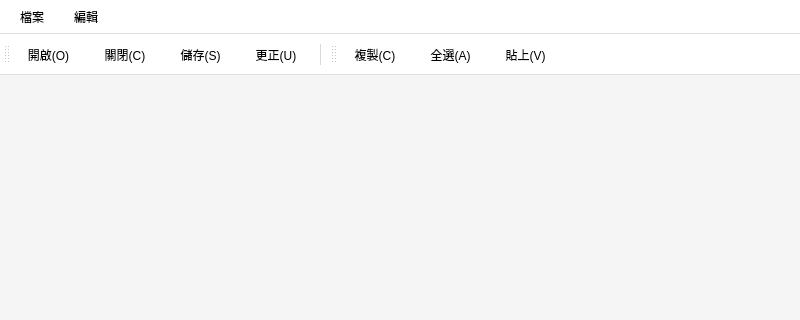
Old version of the form mainwindow.ui in the repository vesss1/DesignWindow1; both pictures show x 0 to 800 and y 0 to 320 of the 800 by 600 pixel window.
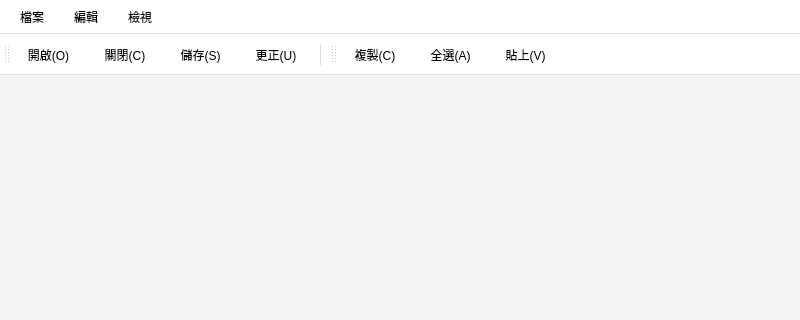
New version of the form.

Commit message: Add third menu (檢視/View) and dark mode toggle functionality

```diff
--- a/mainwindow.ui
+++ b/mainwindow.ui
@@ -99,8 +99,15 @@
     <addaction name="actionAll"/>
     <addaction name="actionPaste"/>
    </widget>
+   <widget class="QMenu" name="menu_V">
+    <property name="title">
+     <string>檢視</string>
+    </property>
+    <addaction name="actionDarkMode"/>
+   </widget>
    <addaction name="menu_F"/>
    <addaction name="menu_E"/>
+   <addaction name="menu_V"/>
   </widget>
   <widget class="QStatusBar" name="statusbar"/>
   <widget class="QToolBar" name="fileToolBar">
```
Left out of the diff: 14 changed lines with no effect on the pictures. The commit also changes 3 other files.
